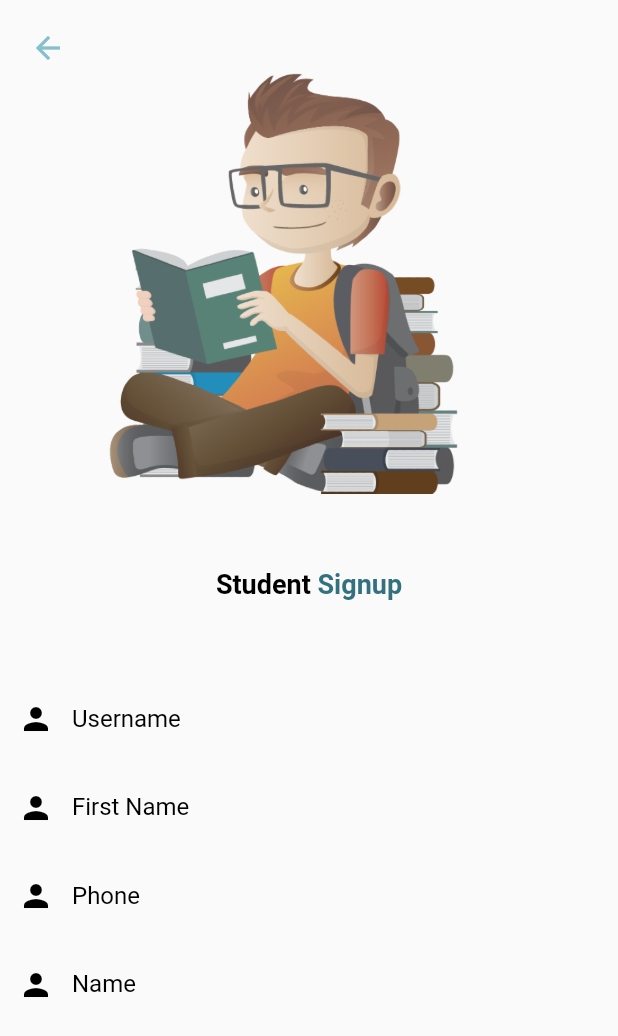
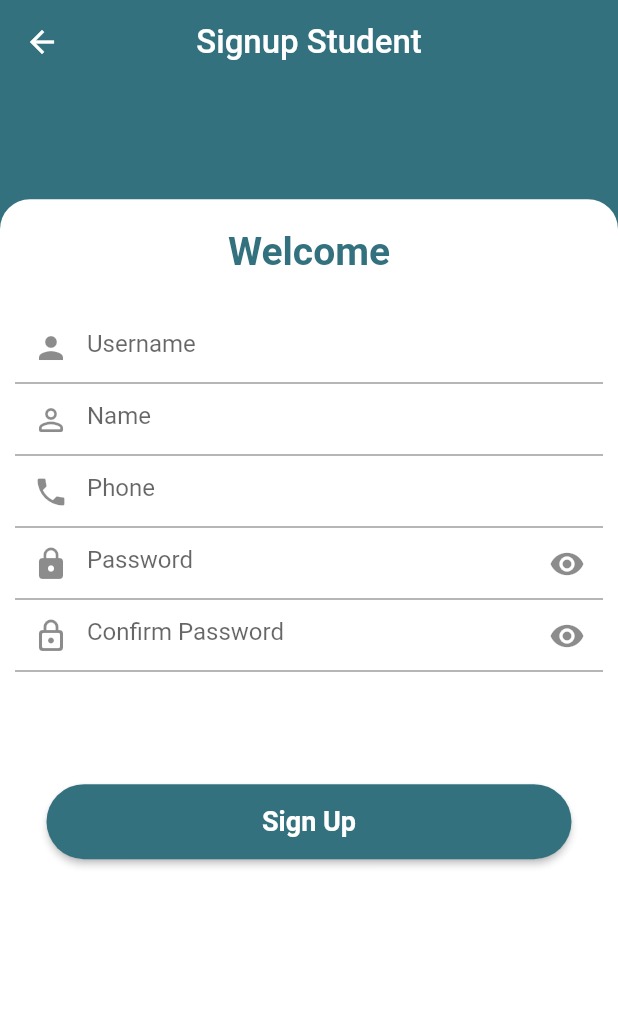
Before and after one commit to RegisSalesRA/django_flutter_college, a Flutter app: the SignUpStudent screen opened directly with empty values, on a phone screen of 412 x 824 dp. Shown: the top 1036 px of the screen. Run offline on Flutter 3.47's test engine with Material 2 defaults, Android fonts, the light colour scheme and no system bars.

Commit message:
reafatorando as telas de registro

```diff
--- a/client_flutter/lib/app/colors/colors.dart
+++ b/client_flutter/lib/app/colors/colors.dart
@@ -22,6 +22,8 @@ abstract class ColorsTheme {
   static Color backgroundColor = Colors.grey.shade300;
   //static const Color backgroundColor = Color(0xFF343742);
   static Color backgroundContainerColor = Colors.grey.shade200;
+  //static Color backgroundContainerSignUp = Colors.blue.shade100;
+  static const Color backgroundContainerSignUp = Color(0xFF356894);
   static const Color iconColor = Color(0xFF85c1cc);
   static const Color splashColor = Color(0xFF0e0917);
   static const Color splashColorExtra = Color(0xFF1a1432);
--- a/client_flutter/lib/presentation/signup/widgets/signup_student.dart
+++ b/client_flutter/lib/presentation/signup/widgets/signup_student.dart
@@ -1,3 +1,4 @@
+import 'package:client_flutter/app/colors/colors.dart';
 import 'package:flutter/material.dart';
 
 import '../../../app/helpers/media_size_helper.dart';
@@ -16,8 +17,10 @@ class SignUpStudent extends StatefulWidget {
 class _SignUpStudentState extends State<SignUpStudent> {
   final formKey = GlobalKey<FormState>();
   final usernameController = TextEditingController();
+  final nameController = TextEditingController();
+  final phoneController = TextEditingController();
   final passwordController = TextEditingController();
-
+  final password2Controller = TextEditingController();
   Future<void> onSave() async {
     if (formKey.currentState!.validate()) {
       print("Validoo");
@@ -30,98 +33,141 @@ class _SignUpStudentState extends State<SignUpStudent> {
   Widget build(BuildContext context) {
     return Scaffold(
       resizeToAvoidBottomInset: false,
+      appBar: AppBar(
+        backgroundColor: ColorsTheme.secondaryColor,
+        elevation: 0,
+        centerTitle: true,
+        leading: IconButton(
+          icon: const Icon(
+            Icons.arrow_back,
+            color: Colors.white,
+          ),
+          onPressed: widget.backPageView,
+        ),
+        title: const Text(
+          "Signup Student",
+          style: TextStyle(color: Colors.white),
+        ),
+      ),
       body: Container(
-        height: MediaQuerySize.heightSize(context),
-        decoration: const BoxDecoration(),
+        height: MediaQuerySize.heigthSizeCustom(context),
+        decoration: const BoxDecoration(
+          color: ColorsTheme.secondaryColor,
+        ),
+        child: Container(
+          margin: EdgeInsets.only(
+              top: MediaQuerySize.heigthSizeCustom(context) * 0.10),
+          height: MediaQuerySize.heigthSizeCustom(context) * 0.90,
+          decoration: const BoxDecoration(
+              color: Colors.white,
+              borderRadius: BorderRadius.only(
+                  topLeft: Radius.circular(20), topRight: Radius.circular(20))),
           child: SingleChildScrollView(
             child: Column(children: [
+              const SizedBox(
+                height: 20,
+              ),
+              const Text(
+                "Welcome",
+                style: TextStyle(
+                    color: ColorsTheme.secondaryColor,
+                    fontSize: 26,
+                    fontWeight: FontWeight.bold),
+              ),
+              const SizedBox(
+                height: 25,
+              ),
+              Form(
+                key: formKey,
+                child: Column(children: [
                   Padding(
-              padding: const EdgeInsets.only(top: 20, left: 20),
-              child: Align(
-                alignment: Alignment.topLeft,
-                child: InkWell(
-                    onTap: widget.backPageView,
-                    child: const Icon(Icons.arrow_back)),
+                    padding: const EdgeInsets.symmetric(horizontal: 10),
+                    child: TextFormField(
+                      controller: usernameController,
+                      autovalidateMode: AutovalidateMode.onUserInteraction,
+                      decoration: const InputDecoration(
+                          prefixIcon: Icon(Icons.person), hintText: 'Username'),
+                      validator: (value) {
+                        if (value == null || value == "") {
+                          return "Title can not be null or empty";
+                        }
+                        return null;
+                      },
                     ),
                   ),
-            Image.asset(
-              "assets/images/pngegg.png",
-              height: 285,
+                  Padding(
+                    padding: const EdgeInsets.symmetric(horizontal: 10),
+                    child: TextFormField(
+                      controller: nameController,
+                      autovalidateMode: AutovalidateMode.onUserInteraction,
+                      decoration: const InputDecoration(
+                          prefixIcon: Icon(Icons.person_outline_rounded),
+                          hintText: 'Name'),
+                      validator: (value) {
+                        if (value == null || value == "") {
+                          return "Title can not be null or empty";
+                        }
+                        return null;
+                      },
                     ),
-            const SizedBox(
-              height: 50,
                   ),
-            RichText(
-              text: TextSpan(children: [
-                const TextSpan(
-                    text: 'Student',
-                    style: TextStyle(
-                        fontWeight: FontWeight.bold,
-                        fontSize: 18,
-                        color: Colors.black)),
-                TextSpan(
-                  text: " Signup",
-                  style: Theme.of(context).textTheme.headline2,
+                  Padding(
+                    padding: const EdgeInsets.symmetric(horizontal: 10),
+                    child: TextFormField(
+                      controller: phoneController,
+                      autovalidateMode: AutovalidateMode.onUserInteraction,
+                      decoration: const InputDecoration(
+                          prefixIcon: Icon(Icons.phone), hintText: 'Phone'),
+                      validator: (value) {
+                        if (value == null || value == "") {
+                          return "Title can not be null or empty";
+                        }
+                        return null;
+                      },
+                    ),
+                  ),
+                  Padding(
+                    padding: const EdgeInsets.symmetric(horizontal: 10),
+                    child: TextFormField(
+                      controller: passwordController,
+                      autovalidateMode: AutovalidateMode.onUserInteraction,
+                      decoration: const InputDecoration(
+                          suffixIcon: InkWell(
+                            child: Icon(Icons.visibility),
+                          ),
+                          prefixIcon: Icon(Icons.lock),
+                          hintText: 'Password'),
+                      validator: (value) {
+                        if (value == null || value == "") {
+                          return "Title can not be null or empty";
+                        }
+                        return null;
+                      },
+                    ),
+                  ),
+                  Padding(
+                    padding: const EdgeInsets.symmetric(horizontal: 10),
+                    child: TextFormField(
+                      controller: password2Controller,
+                      autovalidateMode: AutovalidateMode.onUserInteraction,
+                      decoration: const InputDecoration(
+                          suffixIcon: InkWell(
+                            child: Icon(Icons.visibility),
+                          ),
+                          prefixIcon: Icon(Icons.lock_outline_rounded),
+                          hintText: 'Confirm Password'),
+                      validator: (value) {
+                        if (value == null || value == "") {
+                          return "Title can not be null or empty";
+                        }
+                        return null;
+                      },
+                    ),
                   ),
                 ]),
               ),
               const SizedBox(
-              height: 50,
-            ),
-            Form(
-              child: Column(children: [
-                TextFormField(
-                  style: const TextStyle(color: Colors.black),
-                  decoration: const InputDecoration(
-                      prefixIcon: Icon(
-                        Icons.person,
-                        color: Colors.black,
-                      ),
-                      labelText: 'Username',
-                      labelStyle: TextStyle(color: Colors.black),
-                      border: InputBorder.none,
-                      hintStyle: TextStyle(color: Colors.black)),
-                ),
-                TextFormField(
-                  style: const TextStyle(color: Colors.black),
-                  decoration: const InputDecoration(
-                      prefixIcon: Icon(
-                        Icons.person,
-                        color: Colors.black,
-                      ),
-                      labelText: 'First Name',
-                      labelStyle: TextStyle(color: Colors.black),
-                      border: InputBorder.none,
-                      hintStyle: TextStyle(color: Colors.black)),
-                ),
-                TextFormField(
-                  style: const TextStyle(color: Colors.black),
-                  decoration: const InputDecoration(
-                      prefixIcon: Icon(
-                        Icons.person,
-                        color: Colors.black,
-                      ),
-                      labelText: 'Phone',
-                      labelStyle: TextStyle(color: Colors.black),
-                      border: InputBorder.none,
-                      hintStyle: TextStyle(color: Colors.black)),
-                ),
-                TextFormField(
-                  style: const TextStyle(color: Colors.black),
-                  decoration: const InputDecoration(
-                      prefixIcon: Icon(
-                        Icons.person,
-                        color: Colors.black,
-                      ),
-                      labelText: 'Name',
-                      labelStyle: TextStyle(color: Colors.black),
-                      border: InputBorder.none,
-                      hintStyle: TextStyle(color: Colors.black)),
-                ),
-              ]),
-            ),
-            const SizedBox(
-              height: 150,
+                height: 75,
               ),
               SizedBox(
                 width: 350,
@@ -130,13 +176,19 @@ class _SignUpStudentState extends State<SignUpStudent> {
                   style: ElevatedButton.styleFrom(
                       shape: RoundedRectangleBorder(
                           borderRadius: BorderRadius.circular(25))),
-                onPressed: () {},
-                child: const Text("Sign Up"),
+                  onPressed: () {
+                    onSave();
+                  },
+                  child: const Text(
+                    "Sign Up",
+                    style: TextStyle(fontWeight: FontWeight.bold, fontSize: 18),
+                  ),
                 ),
               ),
             ]),
           ),
         ),
+      ),
     );
   }
 }
```
Also changed, not shown: client_flutter/lib/presentation/signup/widgets/signup_screen.dart (+24 -4 lines), client_flutter/lib/presentation/signup/widgets/signup_teacher.dart (+137 -82 lines), client_flutter/assets/images/pngegg.png (deleted), client_flutter/assets/images/pngegg2.png (deleted), client_flutter/assets/images/register_screen.png (deleted). Lines whose indentation alone changed are shown as unchanged.
